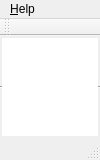
QkThings/qkdaemon_old, file gui/mainwindow.ui: the form before one commit.
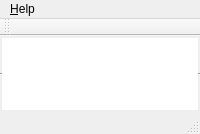
The form after the commit. Custom widgets are drawn as their Qt base class.

Diff of the .ui file:
```diff
--- a/gui/mainwindow.ui
+++ b/gui/mainwindow.ui
@@ -6,20 +6,14 @@
    <rect>
     <x>0</x>
     <y>0</y>
-    <width>100</width>
-    <height>160</height>
+    <width>200</width>
+    <height>134</height>
    </rect>
   </property>
-  <property name="minimumSize">
-   <size>
-    <width>0</width>
-    <height>160</height>
-   </size>
-  </property>
   <property name="maximumSize">
    <size>
-    <width>100</width>
-    <height>160</height>
+    <width>200</width>
+    <height>16777215</height>
    </size>
   </property>
   <property name="windowTitle">
@@ -68,8 +62,8 @@
     <rect>
      <x>0</x>
      <y>0</y>
-     <width>100</width>
-     <height>20</height>
+     <width>200</width>
+     <height>21</height>
     </rect>
    </property>
    <widget class="QMenu" name="menu_Help">
```
